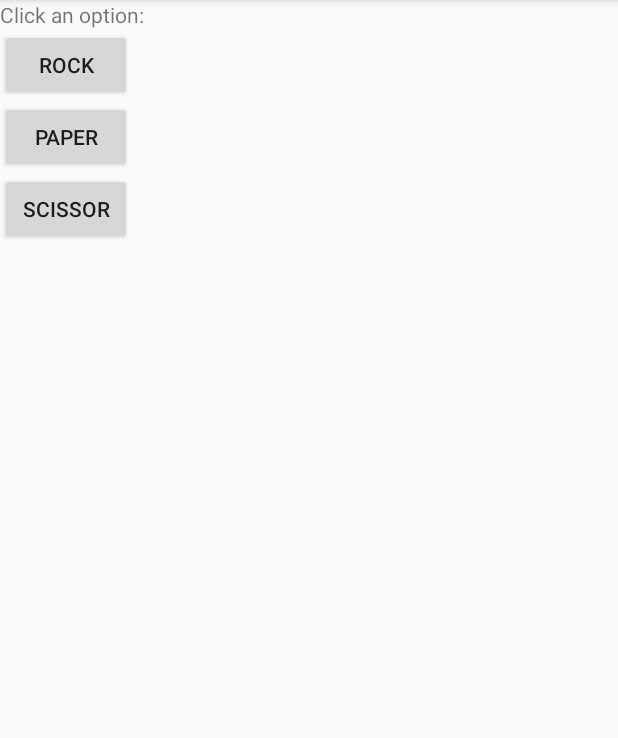
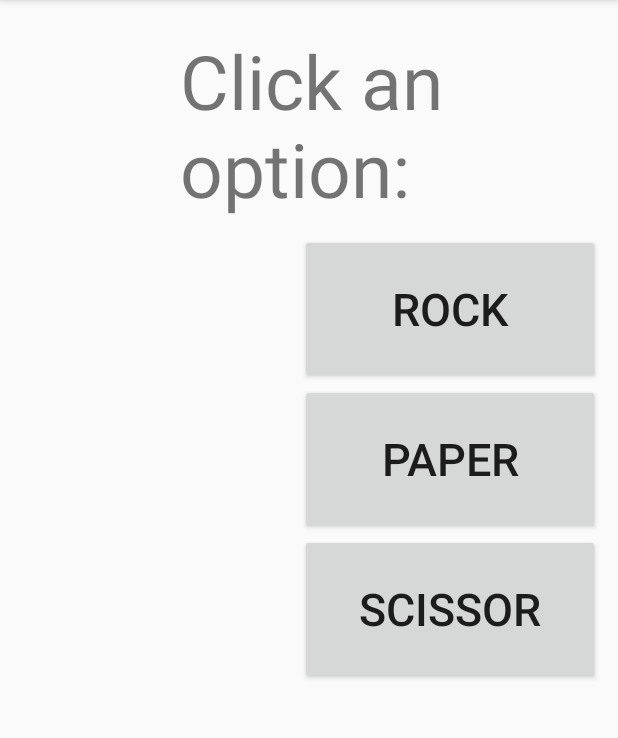
Before and after one commit to KYork93/Rock_Paper_Scissors_Android_App, an Android app: the screen it shows after launch (RulesActivity), on a phone screen of 412 x 824 dp, the part 84-822 px from its top. Run offline under Robolectric (Android 15) with nearby library versions, the phone set to English and light mode, and no system bars.

Commit message:
change layout

```diff
--- a/app/src/main/res/layout/activity_main.xml
+++ b/app/src/main/res/layout/activity_main.xml
@@ -7,33 +7,51 @@
         android:layout_width="wrap_content"
         android:layout_height="wrap_content"
         android:id="@+id/user_instruction"
-        android:text="@string/instruction"/>
+        android:text="@string/instruction"
+        android:textSize="50sp"
+        android:layout_marginLeft="120dp"
+        android:layout_marginTop="20dp"/>
 
     <Button
-        android:layout_width="wrap_content"
-        android:layout_height="wrap_content"
+        android:layout_width="200dp"
+        android:layout_height="100dp"
         android:id="@+id/rock_button"
         android:text="@string/rock_btn"
-        android:onClick="onRockButtonPressed"/>
+        android:onClick="onRockButtonPressed"
+        android:layout_marginLeft="200dp"
+        android:layout_marginTop="10dp"
+        android:textSize="30sp"/>
 
     <Button
-        android:layout_width="wrap_content"
-        android:layout_height="wrap_content"
+        android:layout_width="200dp"
+        android:layout_height="100dp"
         android:id="@+id/paper_button"
         android:text="@string/paper_btn"
-        android:onClick="onPaperButtonPressed"/>
+        android:onClick="onPaperButtonPressed"
+        android:layout_marginLeft="200dp"
+        android:textSize="30sp"/>
+
+    />
 
     <Button
-        android:layout_width="wrap_content"
-        android:layout_height="wrap_content"
+        android:layout_width="200dp"
+        android:layout_height="100dp"
         android:id="@+id/scissors_button"
         android:text="@string/scissor_btn"
-        android:onClick="onScissorButtonPressed"/>
+        android:onClick="onScissorButtonPressed"
+        android:layout_marginLeft="200dp"
+        android:textSize="30sp"/>
+
+    />
 
     <TextView
         android:layout_width="wrap_content"
         android:layout_height="wrap_content"
         android:id="@+id/result_view"
-        android:text=""/>
+        android:text=""
+        android:layout_marginLeft="138dp"
+        android:textAlignment="center"
+        android:textSize="30dp"
+        />
 
 </LinearLayout>
```
